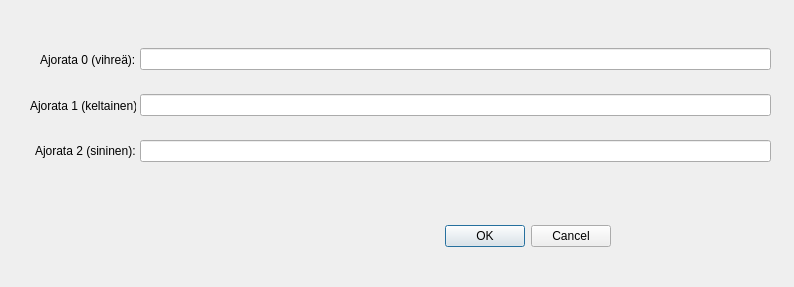
First picture: the form in dialogs/Ajoradat_dialog.ui, repository finnishtransportagency/QGIS-tieosoitetyokalu, before the edit.
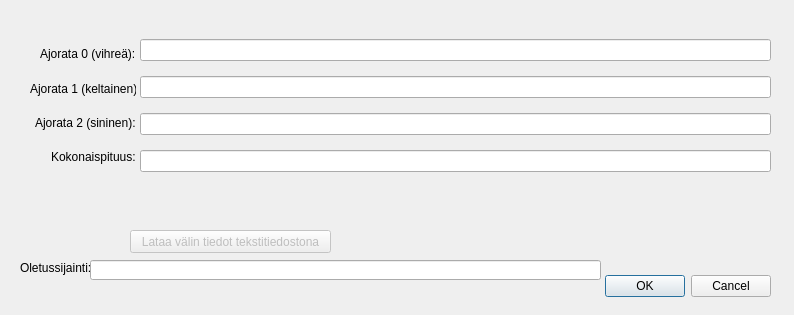
Second picture: the form after the edit.

```diff
--- a/dialogs/Ajoradat_dialog.ui
+++ b/dialogs/Ajoradat_dialog.ui
@@ -7,7 +7,7 @@
     <x>0</x>
     <y>0</y>
     <width>794</width>
-    <height>287</height>
+    <height>315</height>
    </rect>
   </property>
   <property name="windowTitle">
@@ -16,8 +16,8 @@
   <widget class="QDialogButtonBox" name="buttonBox">
    <property name="geometry">
     <rect>
-     <x>270</x>
-     <y>220</y>
+     <x>430</x>
+     <y>270</y>
      <width>341</width>
      <height>32</height>
     </rect>
@@ -60,6 +60,13 @@
       </property>
      </widget>
     </item>
+    <item alignment="Qt::AlignRight">
+     <widget class="QLabel" name="label_4">
+      <property name="text">
+       <string>Kokonaispituus:</string>
+      </property>
+     </widget>
+    </item>
    </layout>
   </widget>
   <widget class="QWidget" name="verticalLayoutWidget_2">
@@ -81,8 +88,50 @@
     <item>
      <widget class="QLineEdit" name="Ajorata2lineEdit"/>
     </item>
+    <item>
+     <widget class="QLineEdit" name="PituuslineEdit"/>
+    </item>
    </layout>
   </widget>
+  <widget class="QPushButton" name="pushButton_Download">
+   <property name="enabled">
+    <bool>false</bool>
+   </property>
+   <property name="geometry">
+    <rect>
+     <x>130</x>
+     <y>230</y>
+     <width>201</width>
+     <height>23</height>
+    </rect>
+   </property>
+   <property name="text">
+    <string>Lataa välin tiedot tekstitiedostona</string>
+   </property>
+  </widget>
+  <widget class="QLabel" name="label_5">
+   <property name="geometry">
+    <rect>
+     <x>20</x>
+     <y>260</y>
+     <width>71</width>
+     <height>16</height>
+    </rect>
+   </property>
+   <property name="text">
+    <string>Oletussijainti:</string>
+   </property>
+  </widget>
+  <widget class="QLineEdit" name="PathlineEdit">
+   <property name="geometry">
+    <rect>
+     <x>90</x>
+     <y>260</y>
+     <width>511</width>
+     <height>20</height>
+    </rect>
+   </property>
+  </widget>
  </widget>
  <resources/>
  <connections>
```
Left out of the diff: 37 changed lines with no effect on the pictures.
